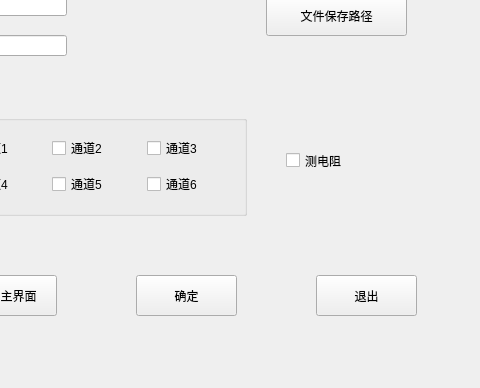
First picture: the form in ui_param/paramwin_pressuresensor.ui, repository Dirck-YHP/Proj_sensor_detect, before the edit; both pictures show x 104 to 584 and y 165 to 553 of the 584 by 553 pixel window.
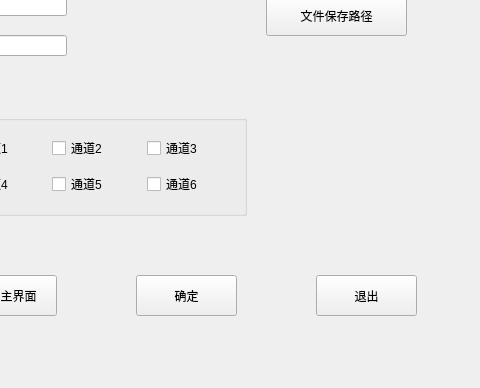
Second picture: the form after the edit.

Commit message: 修改ui布局，电阻和传感器同等级

What changed in the file:
```diff
--- a/ui_param/paramwin_pressuresensor.ui
+++ b/ui_param/paramwin_pressuresensor.ui
@@ -210,19 +210,6 @@
     </rect>
    </property>
   </widget>
-  <widget class="QCheckBox" name="checkBox_measure_r">
-   <property name="geometry">
-    <rect>
-     <x>390</x>
-     <y>310</y>
-     <width>111</width>
-     <height>31</height>
-    </rect>
-   </property>
-   <property name="text">
-    <string>测电阻</string>
-   </property>
-  </widget>
   <widget class="QLabel" name="label_3">
    <property name="geometry">
     <rect>
```
The commit also changes 24 other files.
